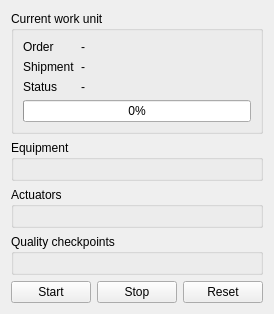
This is src/qt/view/QtDashboardPage.ui in bogdanbaloi/industrial-hmi as Qt 5 draws it before an edit. The edited form follows.
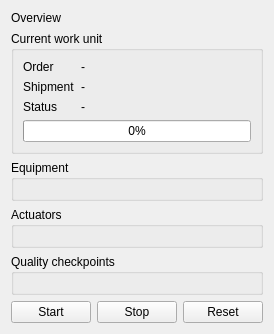
This is the edited form.

Commit message:
Add Qt audit export, password change, and page headers
Export the filtered audit log as CSV to an operator-chosen file
Add a self-service change-password dialog in the sidebar
Give every page a consistent title header

Diff of the .ui file:
```diff
--- a/src/qt/view/QtDashboardPage.ui
+++ b/src/qt/view/QtDashboardPage.ui
@@ -6,6 +6,13 @@
    <string>Dashboard</string>
   </property>
   <layout class="QVBoxLayout" name="rootLayout">
+   <item>
+    <widget class="QLabel" name="headerLabel">
+     <property name="text">
+      <string>Overview</string>
+     </property>
+    </widget>
+   </item>
    <item>
     <layout class="QHBoxLayout" name="kpiLayout"/>
    </item>
```
The commit also changes 16 other files.
